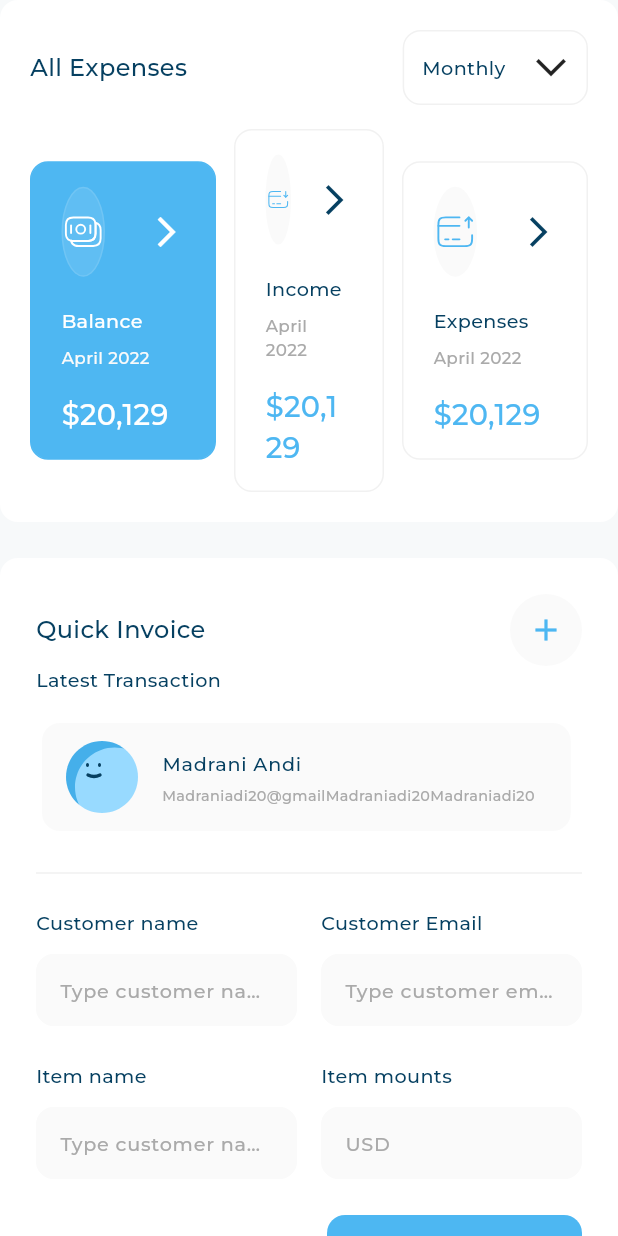
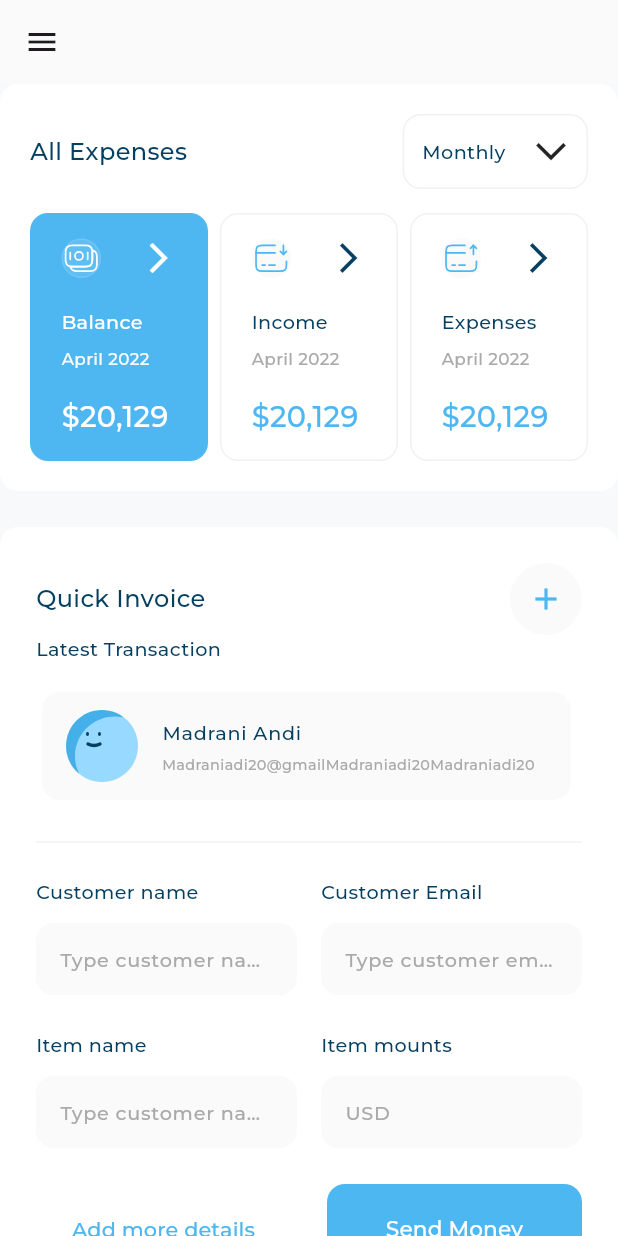
Before and after one commit to kareemyosri/responsive_dashboard, a Flutter app: the screen it shows after launch, on a phone screen of 412 x 824 dp. Run offline on Flutter 3.47's test engine with Material 3 defaults, Android fonts, the phone set to English and light mode, and no system bars; our stand-ins replace expandable_page_view, fl_chart, flutter_svg; project files that could hold a hidden picture were left out.

Commit message:
- finish desktop layout and fix all errors - finish Tablet layout and fix all errors - finish Mobile layout and fix all errors

```diff
--- a/lib/utils/app_styles.dart
+++ b/lib/utils/app_styles.dart
@@ -1,4 +1,5 @@
 import 'package:flutter/material.dart';
+import 'package:responsive_dashboard/utils/size_config.dart';
 
 abstract class AppStyles{
   static TextStyle styleRegular16(context) {
@@ -112,9 +113,9 @@ double getScaleFactor(context) {
   // double width = physicalWidth / devicePixelRatio;
 
   double width = MediaQuery.sizeOf(context).width;
-  if (width < 800) { //tablet
+  if (width < SizeConfig.tablet) { //tablet
     return width / 550;
-  } else if (width < 1200) { //desktop
+  } else if (width < SizeConfig.desktop) { //desktop
     return width / 1000;
   } else {
     return width / 1920;
--- /dev/null
+++ b/lib/utils/size_config.dart
@@ -0,0 +1,4 @@
+class SizeConfig{
+  static const double desktop=1200;
+  static const double tablet=800;
+}
--- a/lib/views/dashboard_view.dart
+++ b/lib/views/dashboard_view.dart
@@ -1,16 +1,37 @@
 import 'package:flutter/material.dart';
+import 'package:responsive_dashboard/widgets/custom_drawer.dart';
 import 'package:responsive_dashboard/widgets/dashboard_Tablet_layout.dart';
 import 'package:responsive_dashboard/widgets/dashboard_desktop_layout.dart';
 
 import '../widgets/adaptive_layout_widget.dart';
 import '../widgets/dashboard_mobile_layout.dart';
 
-class DashboardView extends StatelessWidget {
+class DashboardView extends StatefulWidget {
   const DashboardView({super.key});
+
+  @override
+  State<DashboardView> createState() => _DashboardViewState();
+}
+
+class _DashboardViewState extends State<DashboardView> {
+  final GlobalKey<ScaffoldState> scaffoldKey= GlobalKey<ScaffoldState>();
 
   @override
   Widget build(BuildContext context) {
     return Scaffold(
+      key: scaffoldKey,
+      appBar: MediaQuery.sizeOf(context).width < 800?
+      AppBar(
+        elevation: 0,
+        backgroundColor: const Color(0xFFFAFAFA),
+        leading: IconButton(
+            onPressed: () {
+              scaffoldKey.currentState!.openDrawer();
+            },
+            icon: const Icon(Icons.menu)),
+      ):null,
+      drawer: MediaQuery.sizeOf(context).width < 800?
+      const CustomDrawer():null,
       backgroundColor: const Color(0xffF7F9FA),
       body: AdaptiveLayoutWidget(
         mobileLayout: (BuildContext context) => const DashboardMobileLayout(),
--- a/lib/widgets/adaptive_layout_widget.dart
+++ b/lib/widgets/adaptive_layout_widget.dart
@@ -1,4 +1,5 @@
 import 'package:flutter/material.dart';
+import 'package:responsive_dashboard/utils/size_config.dart';
 
 class AdaptiveLayoutWidget extends StatelessWidget {
   const AdaptiveLayoutWidget({super.key, required this.mobileLayout, required this.tabletLayout, required this.desktopLayout});
@@ -7,10 +8,10 @@ class AdaptiveLayoutWidget extends StatelessWidget {
   @override
   Widget build(BuildContext context) {
     return LayoutBuilder(builder: (context, constrains){
-      if(constrains.maxWidth <600){
+      if(constrains.maxWidth <800){
         return mobileLayout(context);
       }
-      else if(constrains.maxWidth <900){
+      else if(constrains.maxWidth <SizeConfig.desktop){
         return tabletLayout(context);
       }
       else{
--- a/lib/widgets/all_expenses_item_body.dart
+++ b/lib/widgets/all_expenses_item_body.dart
@@ -12,21 +12,30 @@ final bool isSelected;
     return Column(
       crossAxisAlignment: CrossAxisAlignment.start,
       children: [
-        Text(allExpensesItemModel.title,
+        FittedBox(
+          fit: BoxFit.scaleDown,
+          child: Text(allExpensesItemModel.title,
             style: AppStyles.styleSemiBold16(context).copyWith(
                 color: isSelected? Colors.white : const Color(0xff064061)
             ),
           ),
+        ),
         const SizedBox(height: 8,),
-        Text(allExpensesItemModel.date,
+        FittedBox(
+          fit: BoxFit.scaleDown,
+          child: Text(allExpensesItemModel.date,
             style: AppStyles.styleRegular14(context).copyWith(
               color: isSelected? const Color(0xffFAFAFA) : const Color(0xffAAAAAA)
             ),
           ),
+        ),
         const SizedBox(height: 16,),
-        Text(allExpensesItemModel.price,
+        FittedBox(
+          fit: BoxFit.scaleDown,
+          child: Text(allExpensesItemModel.price,
             style: AppStyles.styleSemiBold24(context).copyWith(
                 color: isSelected? Colors.white : const Color(0xff4EB7F2)
+            ),
           ),
         ),
       ],
--- a/lib/widgets/all_expenses_item_header.dart
+++ b/lib/widgets/all_expenses_item_header.dart
@@ -11,7 +11,7 @@ class AllExpensesItemHeader extends StatelessWidget {
       children: [
         Flexible(
           child: ConstrainedBox(
-            constraints: const BoxConstraints(minWidth: 60,minHeight: 60),
+            constraints: const BoxConstraints(maxWidth: 60,maxHeight: 60),
             child: AspectRatio(
               aspectRatio: 1,
               child: Container(
--- a/lib/widgets/all_expenses_items_list_view.dart
+++ b/lib/widgets/all_expenses_items_list_view.dart
@@ -33,6 +33,57 @@ class _AllExpensesItemSListViewState extends State<AllExpensesItemSListView> {
 
   @override
   Widget build(BuildContext context) {
+
+    return Row(
+      children: [
+        Expanded(
+          child: GestureDetector(
+            onTap: () {
+              setState(() {
+                selectedIndex=0;
+              });
+            },
+            child: AllExpensesItem(
+              isSelected: selectedIndex == 0,
+               allExpensesItemModel: expensesItems[0],
+            ),
+          ),
+        ),
+        const SizedBox(
+          width: 8,
+        ),
+        Expanded(
+          child: GestureDetector(
+            onTap: () {
+              setState(() {
+                selectedIndex=1;
+              });
+            },
+            child: AllExpensesItem(
+              isSelected: selectedIndex == 1,
+               allExpensesItemModel: expensesItems[1],
+            ),
+          ),
+        ),
+        const SizedBox(
+          width: 8,
+        ),
+        Expanded(
+          child: GestureDetector(
+            onTap: () {
+              setState(() {
+                selectedIndex=2;
+              });
+            },
+            child: AllExpensesItem(
+              isSelected: selectedIndex == 2,
+               allExpensesItemModel: expensesItems[2],
+            ),
+          ),
+        )
+      ],
+    );
+
     return  Row(
       children: expensesItems.asMap().entries.map((e) {
         return  Expanded(
@@ -42,10 +93,7 @@ class _AllExpensesItemSListViewState extends State<AllExpensesItemSListView> {
                   selectedIndex =e.key;
                 });
               } ,
-              child: Padding(
-                padding: e.key==1? const EdgeInsets.symmetric(horizontal: 12):EdgeInsets.zero,
-                child: AllExpensesItem(allExpensesItemModel: e.value, isSelected: e.key==selectedIndex,),
-              ),
+              child: AllExpensesItem(allExpensesItemModel: e.value, isSelected: e.key==selectedIndex,),
             ));
       }).toList(),
     );
--- a/lib/widgets/custom_button.dart
+++ b/lib/widgets/custom_button.dart
@@ -3,8 +3,9 @@ import 'package:flutter/material.dart';
 import '../utils/app_styles.dart';
 
 class CustomButton extends StatelessWidget {
-  const CustomButton( {super.key,this.backgourndColor, this.textColor,});
+  const CustomButton( {super.key,this.backgourndColor, this.textColor, required this.text,});
   final Color? backgourndColor, textColor;
+  final String text;
 
   @override
   Widget build(BuildContext context) {
@@ -19,10 +20,13 @@ class CustomButton extends StatelessWidget {
           backgroundColor: backgourndColor ?? const Color(0xFF4DB7F2),
         ),
         onPressed: () {},
-        child: Text(
-          'Send Money',
-          style: AppStyles.styleSemiBold18(context).copyWith(
-            color: textColor,
+        child: FittedBox(
+          fit: BoxFit.scaleDown,
+          child: Text(
+            text,
+            style: AppStyles.styleSemiBold18(context).copyWith(
+              color: textColor,
+            ),
           ),
         ),
       ),
--- a/lib/widgets/dashboard_desktop_layout.dart
+++ b/lib/widgets/dashboard_desktop_layout.dart
@@ -1,9 +1,7 @@
 import 'package:flutter/material.dart';
 import 'package:responsive_dashboard/widgets/custom_drawer.dart';
 import 'package:responsive_dashboard/widgets/income_section.dart';
-import 'package:responsive_dashboard/widgets/my_card.dart';
 import 'package:responsive_dashboard/widgets/my_cards_and_transction_history_section.dart';
-import 'package:responsive_dashboard/widgets/my_cards_scetion.dart';
 import 'package:responsive_dashboard/widgets/quick_invoice.dart';
 
 import 'all_expenses.dart';
@@ -46,6 +44,7 @@ class DashboardDesktopLayout extends StatelessWidget {
                               height: 40,
                             ),
                             MyCardsAndTransactionHistorySection(),
+
                            // MyCard(),
                             SizedBox(
                               height: 24,
--- a/lib/widgets/quick_invoice_form.dart
+++ b/lib/widgets/quick_invoice_form.dart
@@ -31,14 +31,14 @@ class QuickInvoiceForm extends StatelessWidget {
             Expanded(
               child: CustomButton(
                 textColor: Color(0xFF4DB7F2),
-                backgourndColor: Colors.transparent,
+                backgourndColor: Colors.transparent, text: 'Add more details',
               ),
             ),
             SizedBox(
               width: 24,
             ),
             Expanded(
-              child: CustomButton(),
+              child: CustomButton(text: 'Send Money',),
             ),
           ],
         )
--- a/lib/widgets/user_info_list_tile.dart
+++ b/lib/widgets/user_info_list_tile.dart
@@ -14,11 +14,19 @@ final UserInfoModel userInfoModel;
       elevation: 0,
       child: ListTile(
         leading: SvgPicture.asset(userInfoModel.image),
-        title: Text(userInfoModel.title,
-        style: AppStyles.styleSemiBold16(context),
+        title: FittedBox(
+          fit: BoxFit.scaleDown,
+          alignment: AlignmentDirectional.centerStart,
+          child: Text(userInfoModel.title,
+          style: AppStyles.styleSemiBold16(context),
+          ),
         ),
-        subtitle: Text(userInfoModel.subtitle,
-        style: AppStyles.styleRegular12(context),
+        subtitle: FittedBox(
+          fit: BoxFit.scaleDown,
+          alignment: AlignmentDirectional.centerStart,
+          child: Text(userInfoModel.subtitle,
+          style: AppStyles.styleRegular12(context),
+          ),
         ),
 
       ),
```
Also changed, not shown: lib/widgets/active_inactive_drawer_item.dart (+12 -4 lines), lib/widgets/detailed_income_chart.dart (added, +73 -0 lines), lib/widgets/income_body.dart (+10 -1 lines). Lines whose indentation alone changed are shown as unchanged.
